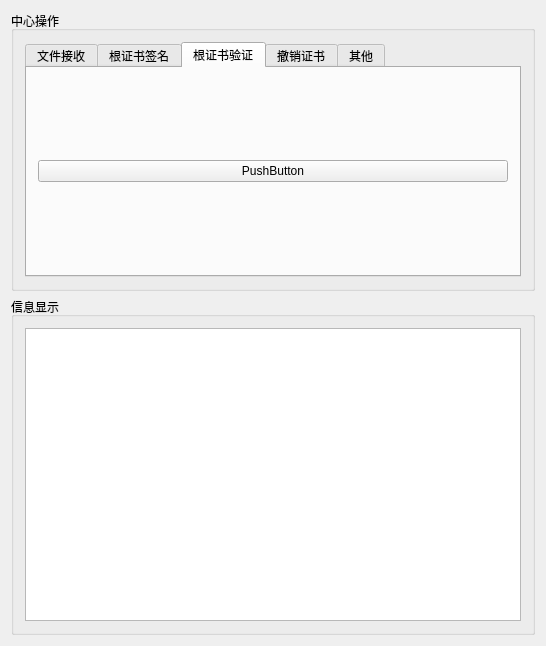
Before: the Qt Designer form V2.0/CAServer/CAServer/mainwindow.ui in zengrx/openssl_ca, drawn with Qt 5.
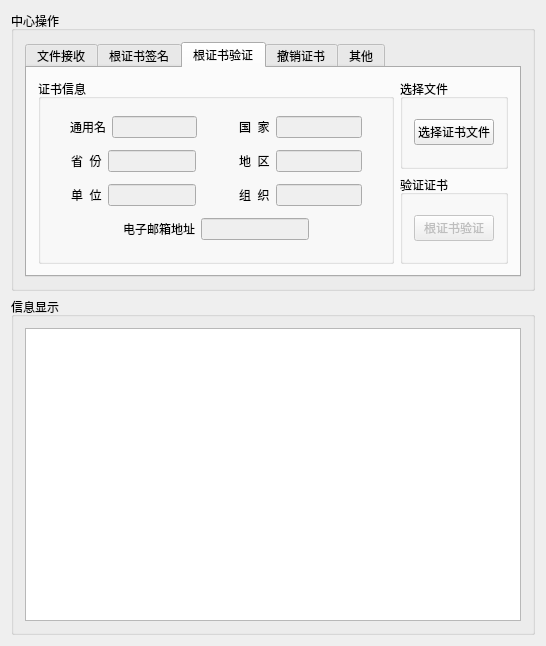
After: the same form once the commit is applied. The open tabs and pages were chosen to show the change.

Commit message: 待验证证书读取整合完成

```diff
--- a/V2.0/CAServer/CAServer/mainwindow.ui
+++ b/V2.0/CAServer/CAServer/mainwindow.ui
@@ -405,11 +405,388 @@
             </attribute>
             <layout class="QHBoxLayout" name="horizontalLayout_4">
              <item>
-              <widget class="QPushButton" name="pushButton_2">
-               <property name="text">
-                <string>PushButton</string>
-               </property>
-              </widget>
+              <layout class="QVBoxLayout" name="verticalLayout_11">
+               <item>
+                <widget class="QGroupBox" name="groupBox_9">
+                 <property name="title">
+                  <string>证书信息</string>
+                 </property>
+                 <layout class="QHBoxLayout" name="horizontalLayout_18">
+                  <item>
+                   <layout class="QGridLayout" name="gridLayout">
+                    <item row="0" column="1">
+                     <layout class="QHBoxLayout" name="horizontalLayout_24">
+                      <item>
+                       <spacer name="horizontalSpacer_15">
+                        <property name="orientation">
+                         <enum>Qt::Horizontal</enum>
+                        </property>
+                        <property name="sizeHint" stdset="0">
+                         <size>
+                          <width>40</width>
+                          <height>20</height>
+                         </size>
+                        </property>
+                       </spacer>
+                      </item>
+                      <item>
+                       <widget class="QLabel" name="label_11">
+                        <property name="text">
+                         <string>国  家</string>
+                        </property>
+                       </widget>
+                      </item>
+                      <item>
+                       <widget class="QLineEdit" name="lineEdit_8">
+                        <property name="enabled">
+                         <bool>false</bool>
+                        </property>
+                       </widget>
+                      </item>
+                      <item>
+                       <spacer name="horizontalSpacer_7">
+                        <property name="orientation">
+                         <enum>Qt::Horizontal</enum>
+                        </property>
+                        <property name="sizeHint" stdset="0">
+                         <size>
+                          <width>40</width>
+                          <height>20</height>
+                         </size>
+                        </property>
+                       </spacer>
+                      </item>
+                     </layout>
+                    </item>
+                    <item row="0" column="0">
+                     <layout class="QHBoxLayout" name="horizontalLayout_23">
+                      <item>
+                       <spacer name="horizontalSpacer_12">
+                        <property name="orientation">
+                         <enum>Qt::Horizontal</enum>
+                        </property>
+                        <property name="sizeHint" stdset="0">
+                         <size>
+                          <width>40</width>
+                          <height>20</height>
+                         </size>
+                        </property>
+                       </spacer>
+                      </item>
+                      <item>
+                       <widget class="QLabel" name="label_10">
+                        <property name="text">
+                         <string>通用名</string>
+                        </property>
+                       </widget>
+                      </item>
+                      <item>
+                       <widget class="QLineEdit" name="lineEdit_7">
+                        <property name="enabled">
+                         <bool>false</bool>
+                        </property>
+                       </widget>
+                      </item>
+                      <item>
+                       <spacer name="horizontalSpacer_6">
+                        <property name="orientation">
+                         <enum>Qt::Horizontal</enum>
+                        </property>
+                        <property name="sizeHint" stdset="0">
+                         <size>
+                          <width>40</width>
+                          <height>20</height>
+                         </size>
+                        </property>
+                       </spacer>
+                      </item>
+                     </layout>
+                    </item>
+                    <item row="2" column="0">
+                     <layout class="QHBoxLayout" name="horizontalLayout_21">
+                      <item>
+                       <spacer name="horizontalSpacer_14">
+                        <property name="orientation">
+                         <enum>Qt::Horizontal</enum>
+                        </property>
+                        <property name="sizeHint" stdset="0">
+                         <size>
+                          <width>40</width>
+                          <height>20</height>
+                         </size>
+                        </property>
+                       </spacer>
+                      </item>
+                      <item>
+                       <widget class="QLabel" name="label_8">
+                        <property name="text">
+                         <string>单  位</string>
+                        </property>
+                       </widget>
+                      </item>
+                      <item>
+                       <widget class="QLineEdit" name="lineEdit_4">
+                        <property name="enabled">
+                         <bool>false</bool>
+                        </property>
+                       </widget>
+                      </item>
+                      <item>
+                       <spacer name="horizontalSpacer_10">
+                        <property name="orientation">
+                         <enum>Qt::Horizontal</enum>
+                        </property>
+                        <property name="sizeHint" stdset="0">
+                         <size>
+                          <width>40</width>
+                          <height>20</height>
+                         </size>
+                        </property>
+                       </spacer>
+                      </item>
+                     </layout>
+                    </item>
+                    <item row="2" column="1">
+                     <layout class="QHBoxLayout" name="horizontalLayout_22">
+                      <item>
+                       <spacer name="horizontalSpacer_17">
+                        <property name="orientation">
+                         <enum>Qt::Horizontal</enum>
+                        </property>
+                        <property name="sizeHint" stdset="0">
+                         <size>
+                          <width>40</width>
+                          <height>20</height>
+                         </size>
+                        </property>
+                       </spacer>
+                      </item>
+                      <item>
+                       <widget class="QLabel" name="label_9">
+                        <property name="text">
+                         <string>组  织</string>
+                        </property>
+                       </widget>
+                      </item>
+                      <item>
+                       <widget class="QLineEdit" name="lineEdit_6">
+                        <property name="enabled">
+                         <bool>false</bool>
+                        </property>
+                       </widget>
+                      </item>
+                      <item>
+                       <spacer name="horizontalSpacer_11">
+                        <property name="orientation">
+                         <enum>Qt::Horizontal</enum>
+                        </property>
+                        <property name="sizeHint" stdset="0">
+                         <size>
+                          <width>40</width>
+                          <height>20</height>
+                         </size>
+                        </property>
+                       </spacer>
+                      </item>
+                     </layout>
+                    </item>
+                    <item row="1" column="1">
+                     <layout class="QHBoxLayout" name="horizontalLayout_20">
+                      <item>
+                       <spacer name="horizontalSpacer_16">
+                        <property name="orientation">
+                         <enum>Qt::Horizontal</enum>
+                        </property>
+                        <property name="sizeHint" stdset="0">
+                         <size>
+                          <width>40</width>
+                          <height>20</height>
+                         </size>
+                        </property>
+                       </spacer>
+                      </item>
+                      <item>
+                       <widget class="QLabel" name="label_7">
+                        <property name="text">
+                         <string>地  区</string>
+                        </property>
+                       </widget>
+                      </item>
+                      <item>
+                       <widget class="QLineEdit" name="lineEdit_5">
+                        <property name="enabled">
+                         <bool>false</bool>
+                        </property>
+                        <property name="maximumSize">
+                         <size>
+                          <width>16777215</width>
+                          <height>16777215</height>
+                         </size>
+                        </property>
+                       </widget>
+                      </item>
+                      <item>
+                       <spacer name="horizontalSpacer_9">
+                        <property name="orientation">
+                         <enum>Qt::Horizontal</enum>
+                        </property>
+                        <property name="sizeHint" stdset="0">
+                         <size>
+                          <width>40</width>
+                          <height>20</height>
+                         </size>
+                        </property>
+                       </spacer>
+                      </item>
+                     </layout>
+                    </item>
+                    <item row="1" column="0">
+                     <layout class="QHBoxLayout" name="horizontalLayout_19">
+                      <item>
+                       <spacer name="horizontalSpacer_13">
+                        <property name="orientation">
+                         <enum>Qt::Horizontal</enum>
+                        </property>
+                        <property name="sizeHint" stdset="0">
+                         <size>
+                          <width>40</width>
+                          <height>20</height>
+                         </size>
+                        </property>
+                       </spacer>
+                      </item>
+                      <item>
+                       <widget class="QLabel" name="label_6">
+                        <property name="text">
+                         <string>省  份</string>
+                        </property>
+                       </widget>
+                      </item>
+                      <item>
+                       <widget class="QLineEdit" name="lineEdit_3">
+                        <property name="enabled">
+                         <bool>false</bool>
+                        </property>
+                        <property name="maximumSize">
+                         <size>
+                          <width>16777215</width>
+                          <height>16777215</height>
+                         </size>
+                        </property>
+                       </widget>
+                      </item>
+                      <item>
+                       <spacer name="horizontalSpacer_8">
+                        <property name="orientation">
+                         <enum>Qt::Horizontal</enum>
+                        </property>
+                        <property name="sizeHint" stdset="0">
+                         <size>
+                          <width>40</width>
+                          <height>20</height>
+                         </size>
+                        </property>
+                       </spacer>
+                      </item>
+                     </layout>
+                    </item>
+                    <item row="3" column="0" colspan="2">
+                     <layout class="QHBoxLayout" name="horizontalLayout_25">
+                      <item>
+                       <spacer name="horizontalSpacer_18">
+                        <property name="orientation">
+                         <enum>Qt::Horizontal</enum>
+                        </property>
+                        <property name="sizeHint" stdset="0">
+                         <size>
+                          <width>40</width>
+                          <height>20</height>
+                         </size>
+                        </property>
+                       </spacer>
+                      </item>
+                      <item>
+                       <widget class="QLabel" name="label_12">
+                        <property name="text">
+                         <string>电子邮箱地址</string>
+                        </property>
+                       </widget>
+                      </item>
+                      <item>
+                       <widget class="QLineEdit" name="lineEdit_9">
+                        <property name="enabled">
+                         <bool>false</bool>
+                        </property>
+                       </widget>
+                      </item>
+                      <item>
+                       <spacer name="horizontalSpacer_19">
+                        <property name="orientation">
+                         <enum>Qt::Horizontal</enum>
+                        </property>
+                        <property name="sizeHint" stdset="0">
+                         <size>
+                          <width>40</width>
+                          <height>20</height>
+                         </size>
+                        </property>
+                       </spacer>
+                      </item>
+                     </layout>
+                    </item>
+                   </layout>
+                  </item>
+                 </layout>
+                </widget>
+               </item>
+              </layout>
+             </item>
+             <item>
+              <layout class="QVBoxLayout" name="verticalLayout_12">
+               <item>
+                <layout class="QVBoxLayout" name="verticalLayout_13">
+                 <item>
+                  <widget class="QGroupBox" name="groupBox_10">
+                   <property name="title">
+                    <string>选择文件</string>
+                   </property>
+                   <layout class="QVBoxLayout" name="verticalLayout_15">
+                    <item>
+                     <widget class="QPushButton" name="pushButton_2">
+                      <property name="text">
+                       <string>选择证书文件</string>
+                      </property>
+                     </widget>
+                    </item>
+                   </layout>
+                  </widget>
+                 </item>
+                </layout>
+               </item>
+               <item>
+                <layout class="QVBoxLayout" name="verticalLayout_14">
+                 <item>
+                  <widget class="QGroupBox" name="groupBox_11">
+                   <property name="title">
+                    <string>验证证书</string>
+                   </property>
+                   <layout class="QHBoxLayout" name="horizontalLayout_26">
+                    <item>
+                     <widget class="QPushButton" name="pushButton_10">
+                      <property name="enabled">
+                       <bool>false</bool>
+                      </property>
+                      <property name="text">
+                       <string>根证书验证</string>
+                      </property>
+                     </widget>
+                    </item>
+                   </layout>
+                  </widget>
+                 </item>
+                </layout>
+               </item>
+              </layout>
              </item>
             </layout>
            </widget>
```
Left out of the diff: 5 changed lines with no effect on the pictures. The commit also changes 6 other files.
